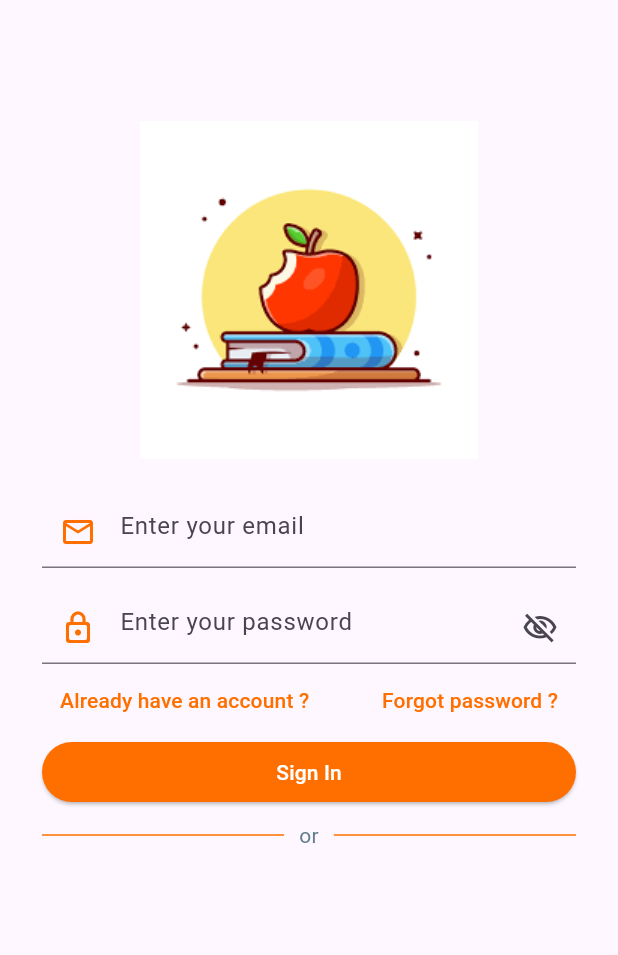
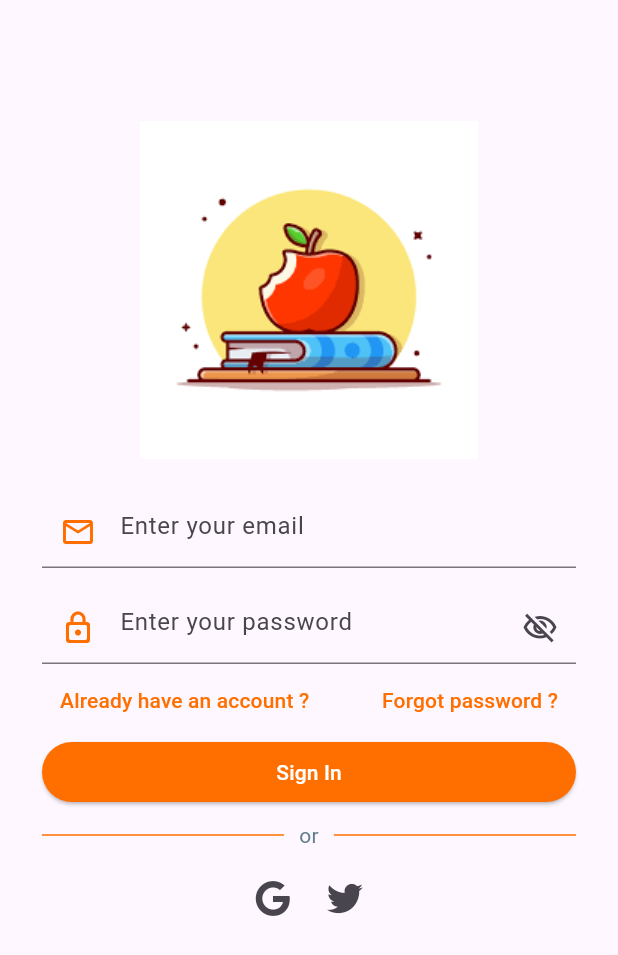
Before and after one commit to AkifhanIlgaz/oxford-vocabulary-app, a Flutter app: the SigninScreen screen opened directly, on a phone screen of 412 x 824 dp. Shown: the top 955 px of the screen. Run offline on Flutter 3.47's test engine with Material 3 defaults, Android fonts, the phone set to English and light mode, and no system bars; our stand-ins replace email_validator, firebase_auth, firebase_core, font_awesome_flutter, google_sign_in; accounts and stored records are empty; generated files the repository leaves out were written again.

Commit message:
add sign in with google logic

```diff
--- a/lib/screens/signin.dart
+++ b/lib/screens/signin.dart
@@ -1,5 +1,7 @@
 import 'package:firebase_auth/firebase_auth.dart';
 import 'package:flutter/material.dart';
+import 'package:font_awesome_flutter/font_awesome_flutter.dart';
+import 'package:google_sign_in/google_sign_in.dart';
 import 'package:oxford_vocabulary_app/main.dart';
 import 'package:oxford_vocabulary_app/widgets/auth/buttons/submit.dart';
 import 'package:oxford_vocabulary_app/widgets/auth/input/email.dart';
@@ -57,6 +59,23 @@ class _SigninScreenState extends State<SigninScreen> {
             .showSnackBar(CustomSnackBar(content: snackBarContent));
       }
     }
+  }
+
+  void signInWithGoogle() async {
+    final GoogleSignInAccount? googleUser = await GoogleSignIn().signIn();
+
+    final GoogleSignInAuthentication? googleAuth =
+        await googleUser?.authentication;
+
+    final credential = GoogleAuthProvider.credential(
+      accessToken: googleAuth?.accessToken,
+      idToken: googleAuth?.idToken,
+    );
+
+    final userCredentials =
+        await FirebaseAuth.instance.signInWithCredential(credential);
+
+    print(userCredentials);
   }
 
   @override
@@ -119,6 +138,22 @@ class _SigninScreenState extends State<SigninScreen> {
                     title: "or",
                   ),
                 ),
+                Row(
+                  mainAxisAlignment: MainAxisAlignment.center,
+                  children: [
+                    IconButton(
+                      onPressed: signInWithGoogle,
+                      icon: const FaIcon(
+                        FontAwesomeIcons.google,
+                      ),
+                    ),
+                    IconButton(
+                        onPressed: () {},
+                        icon: const FaIcon(
+                          FontAwesomeIcons.twitter,
+                        ))
+                  ],
+                ),
               ],
             ),
           ),
--- a/pubspec.yaml
+++ b/pubspec.yaml
@@ -38,6 +38,8 @@ dependencies:
   password_strength_checker: ^1.2.2
   firebase_auth: ^4.14.1
   firebase_core: ^2.23.0
+  font_awesome_flutter: ^9.2.0
+  google_sign_in: ^6.1.6
 
 dev_dependencies:
   flutter_test:
```
Also changed, not shown: pubspec.lock, 1 other file.
